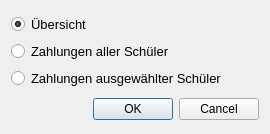
The window that export.ui (Snickers03/KlassenkassenManager) describes before a commit, drawn with Qt 5.
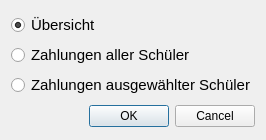
The same window after the commit.

```diff
--- a/export.ui
+++ b/export.ui
@@ -6,8 +6,8 @@
    <rect>
     <x>0</x>
     <y>0</y>
-    <width>270</width>
-    <height>134</height>
+    <width>250</width>
+    <height>140</height>
    </rect>
   </property>
   <property name="windowTitle">
@@ -20,7 +20,7 @@
       <widget class="QRadioButton" name="radioOverView">
        <property name="font">
         <font>
-         <pointsize>10</pointsize>
+         <pointsize>11</pointsize>
         </font>
        </property>
        <property name="text">
@@ -35,7 +35,7 @@
       <widget class="QRadioButton" name="radioAll">
        <property name="font">
         <font>
-         <pointsize>10</pointsize>
+         <pointsize>11</pointsize>
         </font>
        </property>
        <property name="text">
@@ -47,7 +47,7 @@
       <widget class="QRadioButton" name="radioSelected">
        <property name="font">
         <font>
-         <pointsize>10</pointsize>
+         <pointsize>11</pointsize>
         </font>
        </property>
        <property name="text">
```
